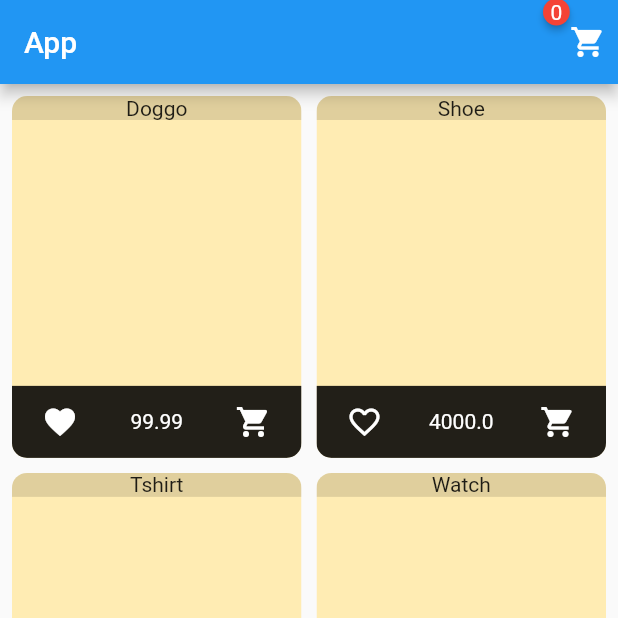
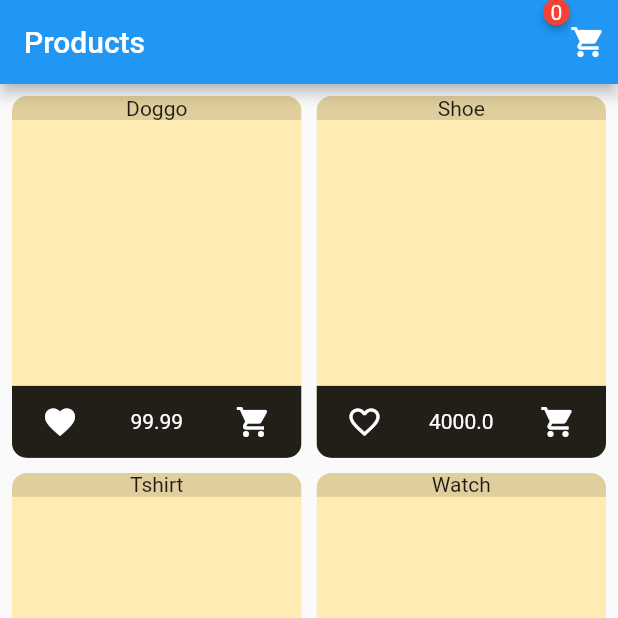
Before and after one commit to nevarwin/addtocart-favorite-example, a Flutter app: the screen it shows after launch, after a tap on the "favorite outline" icon, on a phone screen of 412 x 824 dp, the top half of it. Run offline on Flutter 3.47's test engine with Material 2 defaults, Android fonts, the phone set to English and light mode, and no system bars; drawn by our look-alikes of badges.

Commit message:
text changes

```diff
--- a/addtocart_favorite_app/lib/screens/cart_screen.dart
+++ b/addtocart_favorite_app/lib/screens/cart_screen.dart
@@ -42,7 +42,7 @@ class CartScreen extends StatelessWidget {
                   ),
                   TextButton(
                     onPressed: () {},
-                    child: const Text('Order Now'),
+                    child: const Text('Checkout'),
                   )
                 ],
               ),
--- a/addtocart_favorite_app/lib/screens/product_screen.dart
+++ b/addtocart_favorite_app/lib/screens/product_screen.dart
@@ -20,7 +20,7 @@ class ProductScreen extends StatelessWidget {
   Widget build(BuildContext context) {
     return Scaffold(
       appBar: AppBar(
-        title: const Text('App'),
+        title: const Text('Products'),
         actions: [
           Consumer<CartProvider>(
             builder: (context, cart, child) {
--- a/addtocart_favorite_app/lib/widgets/product_item_widget.dart
+++ b/addtocart_favorite_app/lib/widgets/product_item_widget.dart
@@ -43,12 +43,10 @@ class ProductItemWidget extends StatelessWidget {
               builder: (context, product, child) {
                 return IconButton(
                   onPressed: () {
-                    products.toggleFavorite();
+                    product.toggleFavorite();
                   },
                   icon: Icon(
-                    products.isFavorite
-                        ? Icons.favorite
-                        : Icons.favorite_border,
+                    product.isFavorite ? Icons.favorite : Icons.favorite_border,
                   ),
                 );
               },
```
